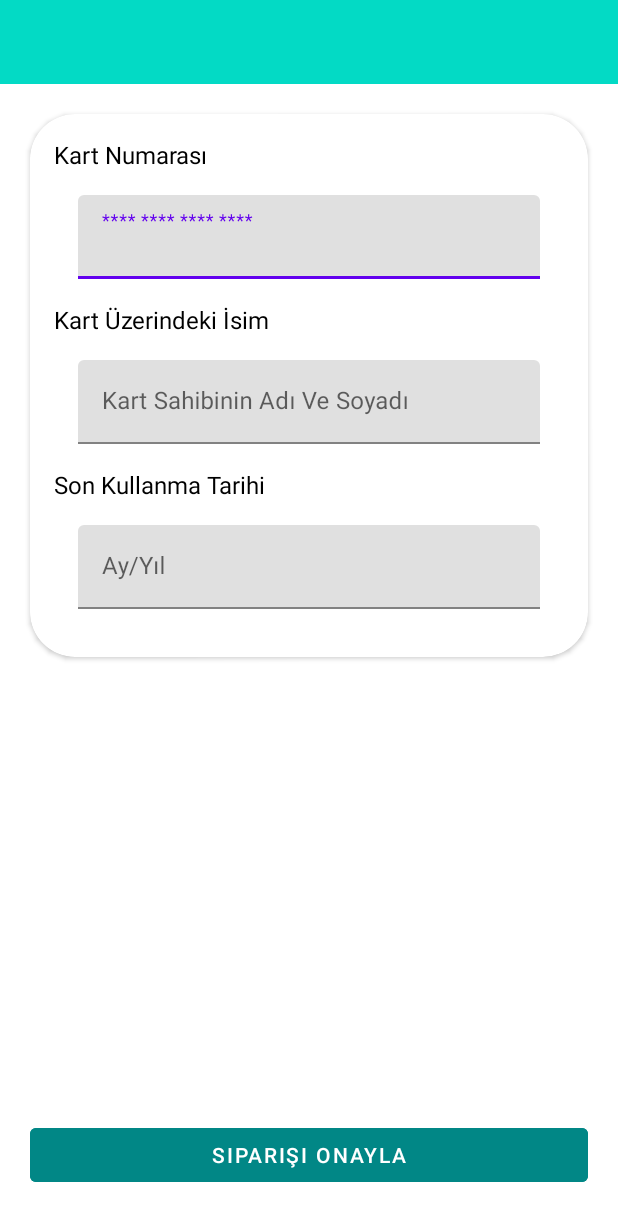
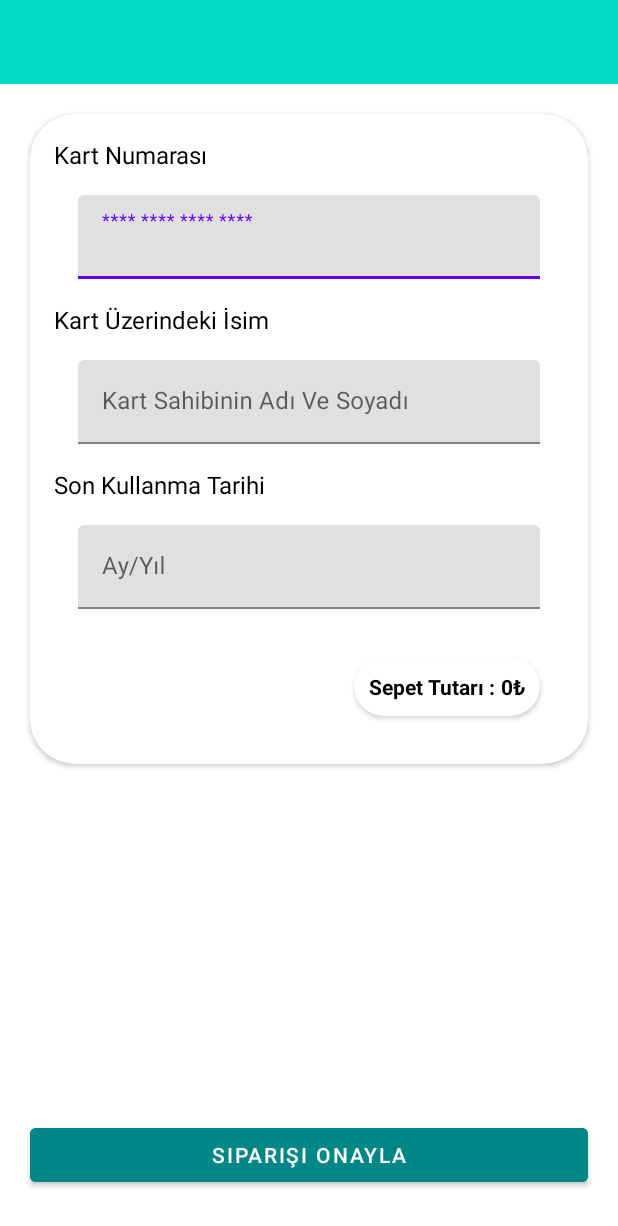
Before and after one commit to umutaykol/ShoppingApplication, an Android app: the layout fragment_shopping_cart_and_payment.xml on its own in the app's theme, with its tools: preview values and no code run, on a phone screen of 412 x 824 dp. Shown: the top 1226 px of the screen. Run offline under Robolectric (Android 15) with nearby library versions, the phone set to English and light mode, and no system bars.

Commit message:
Added Expiry Date Input Edit Text Watcher For Adding '/' Between Month And Year

```diff
--- a/app/src/main/java/com/umut/shoppingapplication/utils/DataBindingUtil.kt
+++ b/app/src/main/java/com/umut/shoppingapplication/utils/DataBindingUtil.kt
@@ -16,7 +16,6 @@ fun setProductImage(view: View, product: Product) {
             "Silgi" -> R.drawable.eraser
             "Kağıt" -> R.drawable.paper
             "Defter" -> R.drawable.notebook
-
             else -> {
                 R.drawable.ic_launcher_background
             }
@@ -26,5 +25,5 @@ fun setProductImage(view: View, product: Product) {
 
 @BindingAdapter("app:setAsTextOfProductPrice")
 fun setAsTextOfProductPrice(view: View, product: Product) {
-    (view as TextView).text = "Fiyat: ${product.productPrice}"
+    (view as TextView).text = "Fiyat: ${product.productPrice}₺"
 }
--- a/app/src/main/res/layout/fragment_payment_result.xml
+++ b/app/src/main/res/layout/fragment_payment_result.xml
@@ -9,6 +9,6 @@
     <TextView
         android:layout_width="match_parent"
         android:layout_height="match_parent"
-        android:text="@string/hello_blank_fragment" />
+        android:text="PaymentResult" />
 
 </FrameLayout>
--- a/app/src/main/res/layout/fragment_shopping_cart_and_payment.xml
+++ b/app/src/main/res/layout/fragment_shopping_cart_and_payment.xml
@@ -111,11 +111,45 @@
                     android:layout_width="match_parent"
                     android:layout_height="wrap_content"
                     android:hint="Ay/Yıl"
-                    android:inputType="textPersonName"
+                    android:inputType="phone"
                     android:maxLength="5"
                     android:maxLines="1" />
 
             </com.google.android.material.textfield.TextInputLayout>
+
+            <androidx.cardview.widget.CardView
+                android:layout_width="wrap_content"
+                android:layout_height="wrap_content"
+                android:layout_margin="16dp"
+                app:cardCornerRadius="20dp"
+                app:layout_constraintBottom_toBottomOf="parent"
+                app:layout_constraintEnd_toEndOf="parent"
+                app:layout_constraintTop_toBottomOf="@+id/card_expiry_date_text_input_layout">
+
+                <LinearLayout
+                    android:layout_width="match_parent"
+                    android:layout_height="match_parent"
+                    android:orientation="horizontal"
+                    android:padding="10dp">
+
+                    <TextView
+                        android:layout_width="wrap_content"
+                        android:layout_height="wrap_content"
+                        android:text="Sepet Tutarı : "
+                        android:textColor="@color/black"
+                        android:textStyle="bold" />
+
+                    <TextView
+                        android:id="@+id/price_of_amount_text_view"
+                        android:layout_width="wrap_content"
+                        android:layout_height="wrap_content"
+                        android:text="0₺"
+                        android:textColor="@color/black"
+                        android:textStyle="bold" />
+
+
+                </LinearLayout>
+            </androidx.cardview.widget.CardView>
 
         </androidx.constraintlayout.widget.ConstraintLayout>
 
@@ -128,10 +162,9 @@
         android:layout_height="wrap_content"
         android:layout_marginHorizontal="20dp"
         android:layout_marginBottom="30dp"
-        android:textColor="@color/white"
-        android:enabled="false"
         android:backgroundTint="@color/teal_700"
         android:text="Siparişi Onayla"
+        android:textColor="@color/white"
         app:layout_constraintBottom_toBottomOf="parent"
         app:layout_constraintEnd_toEndOf="parent"
         app:layout_constraintStart_toStartOf="parent" />
```
Also changed, not shown: app/src/main/java/com/umut/shoppingapplication/controllers/NavigationMenuController.kt (deleted, +0 -67 lines), app/src/main/java/com/umut/shoppingapplication/ui/payment/shopping_cart_and_payment_screen/ShoppingCartAndPaymentFragment.kt (+24 -1 lines), app/src/main/java/com/umut/shoppingapplication/utils/CardExpiryDateFormatterWatcher.kt (+7 -6 lines).
